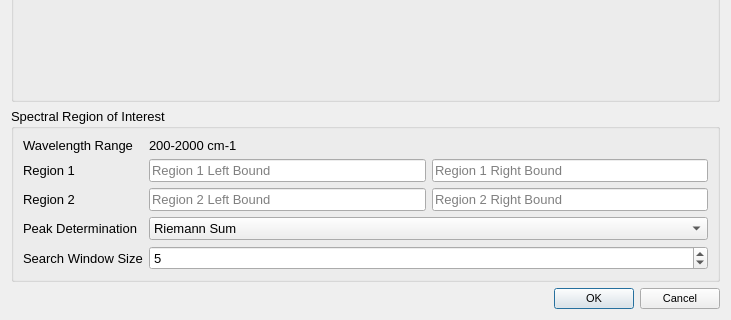
VespucciProject/Vespucci, file Vespucci/GUI/Analysis/bandratiodialog.ui: the form before one commit; both pictures show x 0 to 731 and y 200 to 520 of the 731 by 520 pixel window.
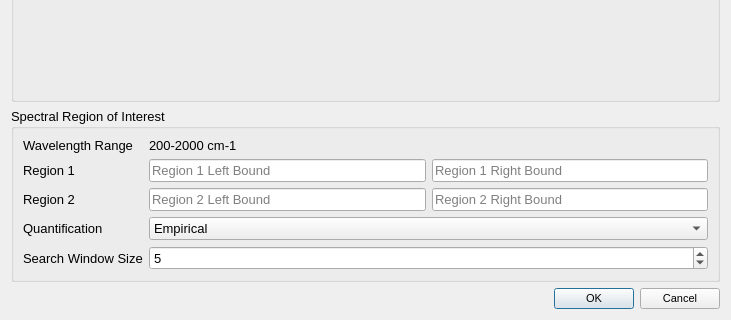
The form after the commit. Custom widgets are drawn as their Qt base class.

The edit to the form file:
```diff
--- a/Vespucci/GUI/Analysis/bandratiodialog.ui
+++ b/Vespucci/GUI/Analysis/bandratiodialog.ui
@@ -161,28 +161,14 @@
         </item>
        </layout>
       </item>
-      <item row="3" column="0">
-       <widget class="QLabel" name="label_7">
-        <property name="text">
-         <string>Peak Determination</string>
-        </property>
-       </widget>
-      </item>
-      <item row="3" column="1">
-       <widget class="QComboBox" name="peakComboBox">
+      <item row="4" column="0">
+       <widget class="QLabel" name="label">
         <property name="toolTip">
          <string/>
         </property>
-        <item>
-         <property name="text">
-          <string>Riemann Sum</string>
-         </property>
-        </item>
-        <item>
-         <property name="text">
-          <string>Gaussian Fit</string>
-         </property>
-        </item>
+        <property name="text">
+         <string>Search Window Size</string>
+        </property>
        </widget>
       </item>
       <item row="4" column="1">
@@ -201,16 +187,22 @@
         </property>
        </widget>
       </item>
-      <item row="4" column="0">
-       <widget class="QLabel" name="label">
-        <property name="toolTip">
-         <string>Search window for inflection points.</string>
-        </property>
+      <item row="3" column="0">
+       <widget class="QLabel" name="label_6">
         <property name="text">
-         <string>Search Window Size</string>
+         <string>Quantification</string>
         </property>
        </widget>
       </item>
+      <item row="3" column="1">
+       <widget class="QComboBox" name="methodComboBox">
+        <item>
+         <property name="text">
+          <string>Empirical</string>
+         </property>
+        </item>
+       </widget>
+      </item>
      </layout>
     </widget>
    </item>
```
Left out of the diff: 4 changed lines with no effect on the pictures.
